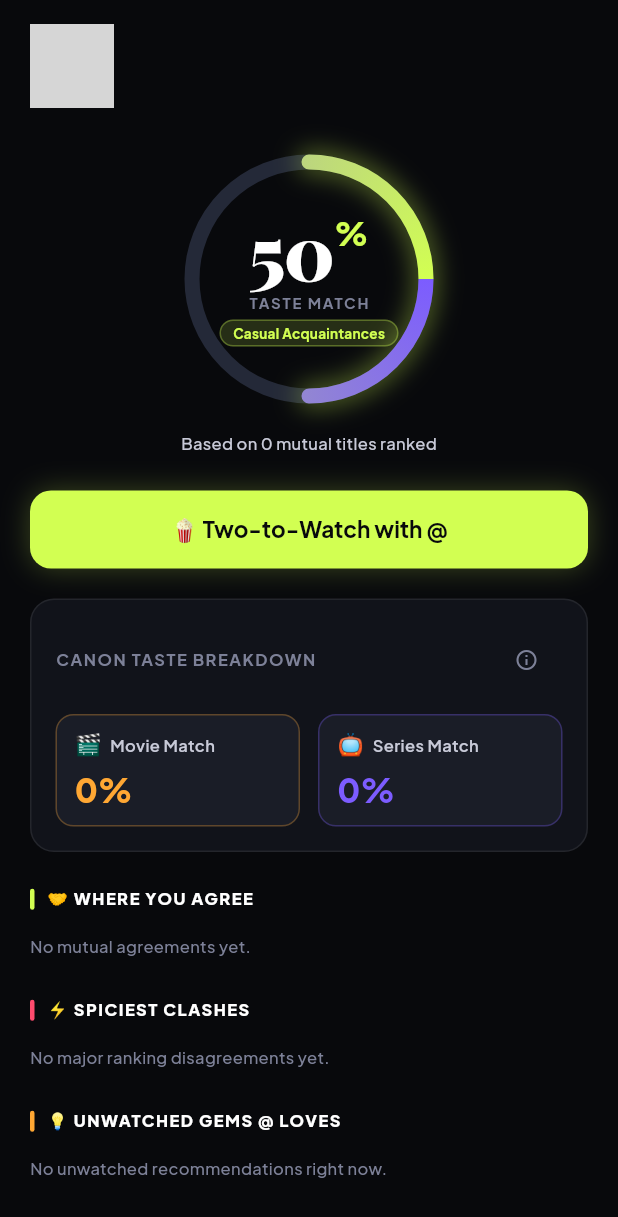
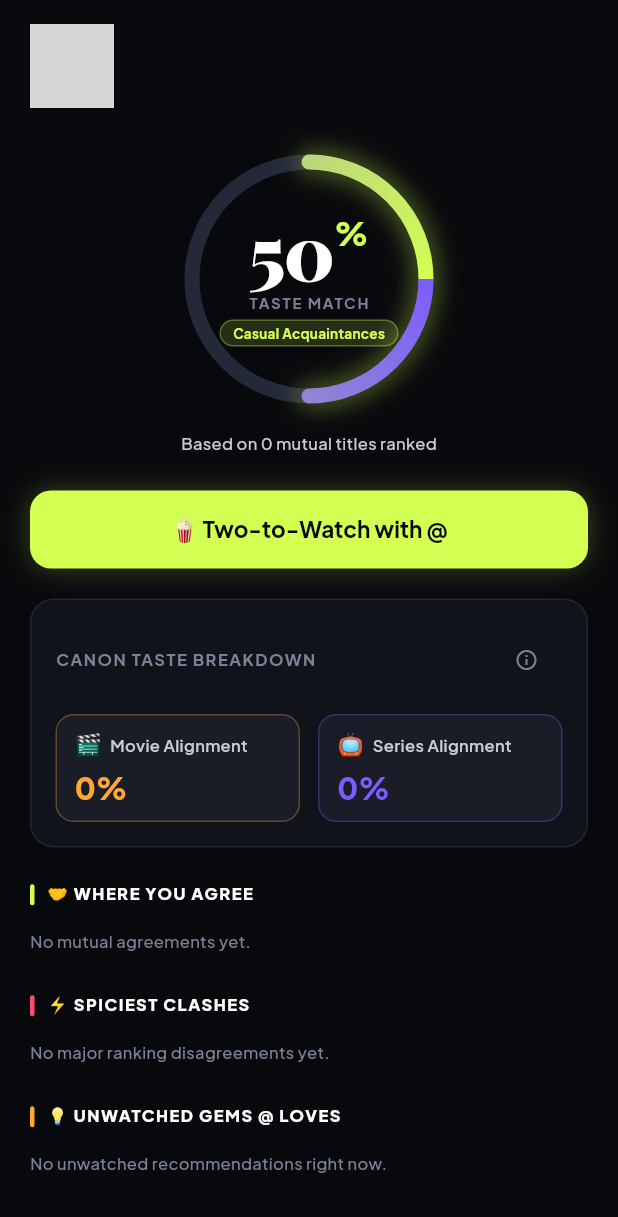
Before and after one commit to kandraos3/Telly, a Flutter app: the _Body widget shown alone on an empty page, opened directly with empty values, on a phone screen of 412 x 824 dp. Shown: the top 1217 px of the screen. Run offline on Flutter 3.47's test engine with Material 3 defaults, Android fonts, the phone set to English and light mode, and no system bars; our stand-ins replace cached_network_image, connectivity_plus, csv, dio, drift, file_picker and 13 more; missing offline and left inert: posthog_flutter; accounts and stored records are empty; generated files the repository leaves out were written again; network calls fail; grey boxes are pictures that could not be loaded.

Commit message:
fix(taste-match): [ALGO-TASTE-01] fix self-comparison 50% anomaly to 100% Taste Twins and clarify breakdown metrics

```diff
--- a/lib/features/profile/presentation/screens/friend_profile_screen.dart
+++ b/lib/features/profile/presentation/screens/friend_profile_screen.dart
@@ -180,9 +180,9 @@ class _Body extends ConsumerWidget {
             )
           else ...[
             TasteMatchDial(
-              matchPercentage: blended ?? 50,
+              matchPercentage: blended ?? (isSelf ? 100 : 50),
               mutualTitleCount: data.mutualCount,
-              affinityTier: TasteAffinityTier.fromPercentage(blended ?? 50),
+              affinityTier: TasteAffinityTier.fromPercentage(blended ?? (isSelf ? 100 : 50)),
             ),
             const SizedBox(height: 24),
             if (!isSelf) ...[
@@ -198,6 +198,8 @@ class _Body extends ConsumerWidget {
             DualTasteMatchBreakdown(
               movieMatchPercentage: data.movieMatch?.percentage,
               seriesMatchPercentage: data.seriesMatch?.percentage,
+              movieMutualCount: data.movieMatch?.mutualCount,
+              seriesMutualCount: data.seriesMatch?.mutualCount,
             ),
             const SizedBox(height: 24),
             TasteComparisonsSection(
--- a/lib/features/profile/presentation/widgets/taste_breakdown_section.dart
+++ b/lib/features/profile/presentation/widgets/taste_breakdown_section.dart
@@ -8,12 +8,16 @@ import 'package:telly_app/features/cowatch/domain/spearman_taste_match_calculato
 class DualTasteMatchBreakdown extends StatelessWidget {
   final int? movieMatchPercentage;
   final int? seriesMatchPercentage;
+  final int? movieMutualCount;
+  final int? seriesMutualCount;
   final VoidCallback? onInfoTap;
 
   const DualTasteMatchBreakdown({
     super.key,
     this.movieMatchPercentage,
     this.seriesMatchPercentage,
+    this.movieMutualCount,
+    this.seriesMutualCount,
     this.onInfoTap,
   });
 
@@ -52,8 +56,9 @@ class DualTasteMatchBreakdown extends StatelessWidget {
               Expanded(
                 child: _buildCanonPill(
                   icon: '🎬',
-                  label: 'Movie Match',
+                  label: 'Movie Alignment',
                   percentage: movieMatchPercentage,
+                  count: movieMutualCount,
                   color: TellyColors.warmAmber,
                 ),
               ),
@@ -61,8 +66,9 @@ class DualTasteMatchBreakdown extends StatelessWidget {
               Expanded(
                 child: _buildCanonPill(
                   icon: '📺',
-                  label: 'Series Match',
+                  label: 'Series Alignment',
                   percentage: seriesMatchPercentage,
+                  count: seriesMutualCount,
                   color: TellyColors.electricViolet,
                 ),
               ),
@@ -77,6 +83,7 @@ class DualTasteMatchBreakdown extends StatelessWidget {
     required String icon,
     required String label,
     required int? percentage,
+    int? count,
     required Color color,
   }) {
     final hasScore = percentage != null;
@@ -107,11 +114,18 @@ class DualTasteMatchBreakdown extends StatelessWidget {
           ),
           const SizedBox(height: 6),
           Text(
-            hasScore ? '$percentage%' : 'N/A',
+            hasScore ? '$percentage%' : 'None shared',
             style: TellyTypography.titleLarge(
               color: hasScore ? color : TellyColors.textDisabled,
-            ).copyWith(fontWeight: FontWeight.w800),
+            ).copyWith(fontWeight: FontWeight.w800, fontSize: hasScore ? 20 : 15),
           ),
+          if (count != null && count > 0) ...[
+            const SizedBox(height: 2),
+            Text(
+              '$count shared ${count == 1 ? 'title' : 'titles'}',
+              style: TellyTypography.caption(color: TellyColors.textTertiary).copyWith(fontSize: 11),
+            ),
+          ],
         ],
       ),
     );
```
Also changed, not shown: lib/features/profile/presentation/controllers/friend_profile_controller.dart (+16 -5 lines), 1 other file.
